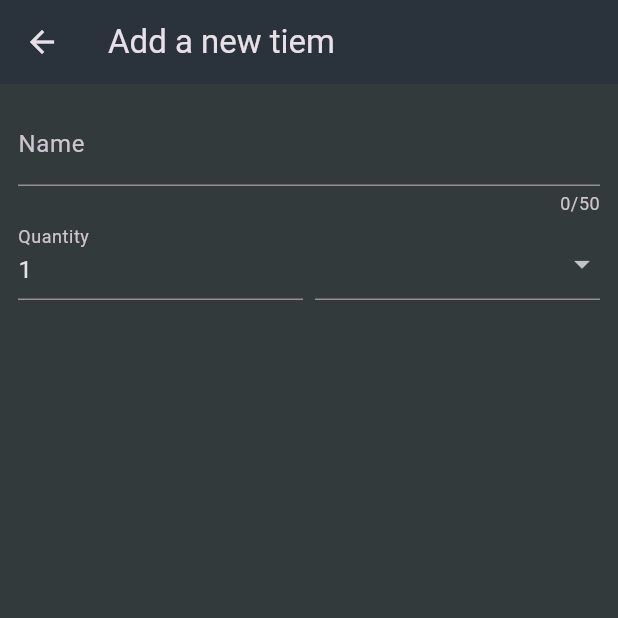
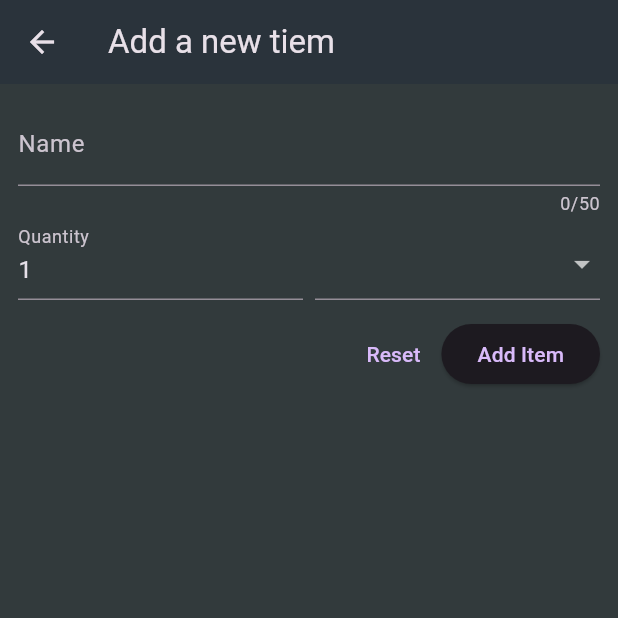
Before and after one commit to verdetea22/shopping_list, a Flutter app: the NewItem screen opened directly, on a phone screen of 412 x 824 dp, the top half of it. Run offline on Flutter 3.47's test engine with Material 3 defaults, Android fonts, the phone set to English and light mode, and no system bars.

Commit message:
add item

```diff
--- a/lib/widgets/new_item.dart
+++ b/lib/widgets/new_item.dart
@@ -10,6 +10,12 @@ class NewItem extends StatefulWidget {
   }
 }
 class _NewItemState extends State<NewItem> {
+  final _formKey = GlobalKey<FormState>();
+
+  void _saveItem() {
+    _formKey.currentState!.validate();
+  }
+
   @override
   Widget build(BuildContext context) {
     return Scaffold(
@@ -19,6 +25,7 @@ class _NewItemState extends State<NewItem> {
       body: Padding(
         padding: const EdgeInsets.all(12),
         child: Form(
+          key: _formKey,
           child: Column(
             children: [
               TextFormField(
@@ -82,6 +89,20 @@ class _NewItemState extends State<NewItem> {
                   )
                 ],
               ),
+               const SizedBox(height: 12),
+              Row(
+                mainAxisAlignment: MainAxisAlignment.end,
+                children: [
+                  TextButton(
+                    onPressed: () {},
+                    child: const Text('Reset'),
+                  ),
+                  ElevatedButton(
+                    onPressed: _saveItem,
+                    child: const Text('Add Item'),
+                  )
+                ],
+              ),
             ],
           ),
         ),
```
